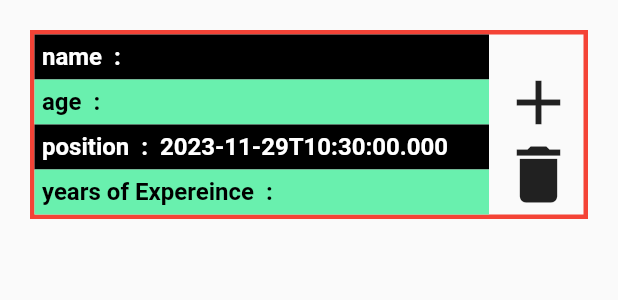
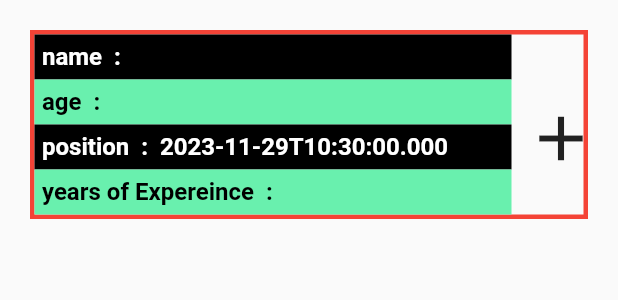
Before and after one commit to Ahmedfouda90/employee_app, a Flutter app: the TaskItems widget shown alone on an empty page, opened directly with empty values, on a phone screen of 412 x 824 dp. Shown: the top 300 px of the screen. Run offline on Flutter 3.47's test engine with Material 2 defaults, Android fonts, the phone set to English and light mode, and no system bars; our stand-ins replace bloc, flutter_bloc, sqflite; accounts and stored records are empty.

Commit message:
deleting an item

```diff
--- a/lib/custom_widgets/task_items.dart
+++ b/lib/custom_widgets/task_items.dart
@@ -1,44 +1,46 @@
 import 'package:employee/cubit/todo_cubit.dart';
+import 'package:employee/custom_widgets/add_delete_item.dart';
 import 'package:employee/custom_widgets/customContainer1.dart';
 import 'package:employee/custom_widgets/customContainer2.dart';
 import 'package:flutter/material.dart';
 
-
-
-Widget   TaskItems(Map model, context) => Padding(
+Widget TaskItems(
+  Map model,
+  context,
+) =>
+    Padding(
       padding: EdgeInsets.all(20),
-  child:
-  Container(
-    decoration: BoxDecoration(
-
-        border: Border.all(width:3 , color: Colors.red)),
-
+      child: Container(
+        decoration:
+            BoxDecoration(border: Border.all(width: 3, color: Colors.red)),
         child: Column(
           mainAxisSize: MainAxisSize.min,
           children: [
             Row(
+              mainAxisAlignment: MainAxisAlignment.center,
+              crossAxisAlignment: CrossAxisAlignment.center,
               children: [
                 Expanded(
                   child: Column(
                     mainAxisSize: MainAxisSize.min,
-                children:  [
-                  CustomContainer1(text2:  '${model['name']}', text1: 'name'),
-                  CustomContainer2(text2:  '${model['title']}', text1: 'age'),
-                  CustomContainer1(text2: '${model['date']}' , text1: 'position'),
-                  CustomContainer2(text2: '${model['time']}', text1: 'years of Expereince'),
+                    children: [
+                      CustomContainer1(
+                          text2: '${model['name']}', text1: 'name'),
+                      CustomContainer2(
+                          text2: '${model['title']}', text1: 'age'),
+                      CustomContainer1(
+                          text2: '${model['date']}', text1: 'position'),
+                      CustomContainer2(
+                          text2: '${model['time']}',
+                          text1: 'years of Expereince'),
                       /*       CustomContainer1(text2: 'fouda', text1: 'years of Expereince'),
                   CustomContainer2(text2: 'fouda', text1: 'number'),*/
                     ],
                   ),
                 ),
-            Padding(
-              padding: const EdgeInsets.only(right: 15.0),
-              child: Column(
-                mainAxisAlignment: MainAxisAlignment.center,
-                crossAxisAlignment: CrossAxisAlignment.center,
-                // mainAxisSize: MainAxisSize.max,
-                children: [
-                  IconButton(
+                AppCubit.get(context).currentIndex == 0
+                    ? Center(
+                      child: IconButton(
                           onPressed: () {
                             AppCubit.get(context)
                                 .updateData(status: 'done', id: model['id']);
@@ -47,25 +49,53 @@ Widget   TaskItems(Map model, context) => Padding(
                             Icons.add,
                             size: 50,
                           )),
-                  IconButton(
-                      onPressed: () {
-                        AppCubit.get(context)
-                            .updateData(status: 'archive', id: model['id']);
+                    )
+                    : addAndDeleteItem(
+                        context,
+                        model,
+                        GestureDetector(
+                            onTap: () {
+                              AppCubit.get(context).currentIndex == 2
+                                  ? AppCubit.get(context).updateData(
+                                      status: 'done', id: model['id'])
+                                  : AppCubit.get(context).updateData(
+                                      status: 'archive', id: model['id']);
                             },
-                      icon: Icon(
+                            child: AppCubit.get(context).currentIndex == 1
+                                ? Icon(
                                     Icons.delete,
                                     size: 50,
+                                  )
+                                : Icon(
+                                    Icons.reset_tv_rounded,
+                                    size: 50,
                                   )),
-                ],
-              ),
+                        AppCubit.get(context).currentIndex == 2
+                            ? GestureDetector(
+                                onTap: () {
+                                  AppCubit.get(context).currentIndex == 1
+                                      ? AppCubit.get(context).updateData(
+                                          status: 'archive', id: model['id'])
+                                      : AppCubit.get(context)
+                                          .deleteData(id: model['id']);
+                                  ;
+                                },
+                                child: AppCubit.get(context).currentIndex == 1
+                                    ? const Icon(
+                                        Icons.delete,
+                                        size: 50,
                                       )
+                                    : const Icon(
+                                        Icons.delete_forever_outlined,
+                                        size: 50,
+                                      ))
+                            : Container())
               ],
             ),
             // Spacer(flex: 1,)
           ],
         ),
       ),
-
 
 /*
   Row(
@@ -123,7 +153,6 @@ Widget   TaskItems(Map model, context) => Padding(
   ),
 */
     );
-
 
 /*Widget TaskItems(Map model, context) => Dismissible(
   key: Key(model['id'].toString()),
```
Also changed, not shown: lib/custom_widgets/add_delete_item.dart (added, +17 -0 lines), 1 other file. Lines whose indentation alone changed are shown as unchanged.
